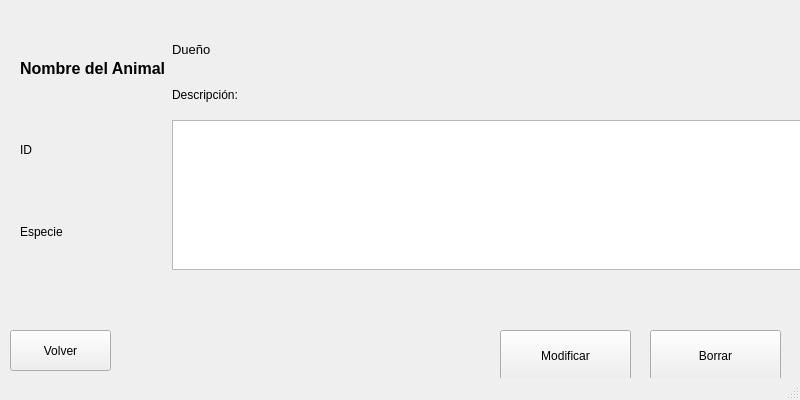
First picture: the form in ui/animal_information.ui, repository Damapa03/Veterinaria, before the edit.
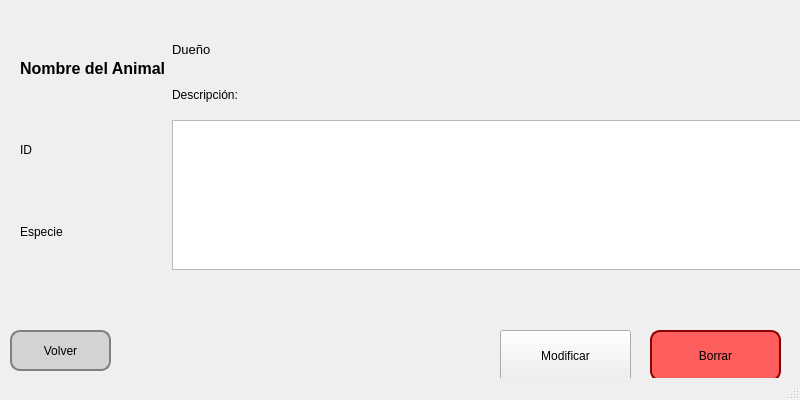
Second picture: the form after the edit.

```diff
--- a/ui/animal_information.ui
+++ b/ui/animal_information.ui
@@ -23,6 +23,23 @@
       <height>41</height>
      </rect>
     </property>
+    <property name="styleSheet">
+     <string notr="true">QPushButton {
+    background-color: lightgray;
+    color: black;
+    border: 2px solid gray;
+    border-radius: 10px;
+    padding: 5px;
+}
+
+QPushButton:hover {
+    background-color: silver;
+}
+
+QPushButton:pressed {
+    background-color: darkgray;
+}</string>
+    </property>
     <property name="text">
      <string>Volver</string>
     </property>
@@ -49,6 +66,23 @@
       <height>51</height>
      </rect>
     </property>
+    <property name="styleSheet">
+     <string notr="true">QPushButton {
+    background-color: #ff5e5e;
+    color: black;
+    border: 2px solid #8B0000;
+    border-radius: 10px;
+    padding: 5px;
+}
+
+QPushButton:hover {
+    background-color: #df5252;
+}
+
+QPushButton:pressed {
+    background-color: #cc0000;
+}</string>
+    </property>
     <property name="text">
      <string>Borrar</string>
     </property>
```
